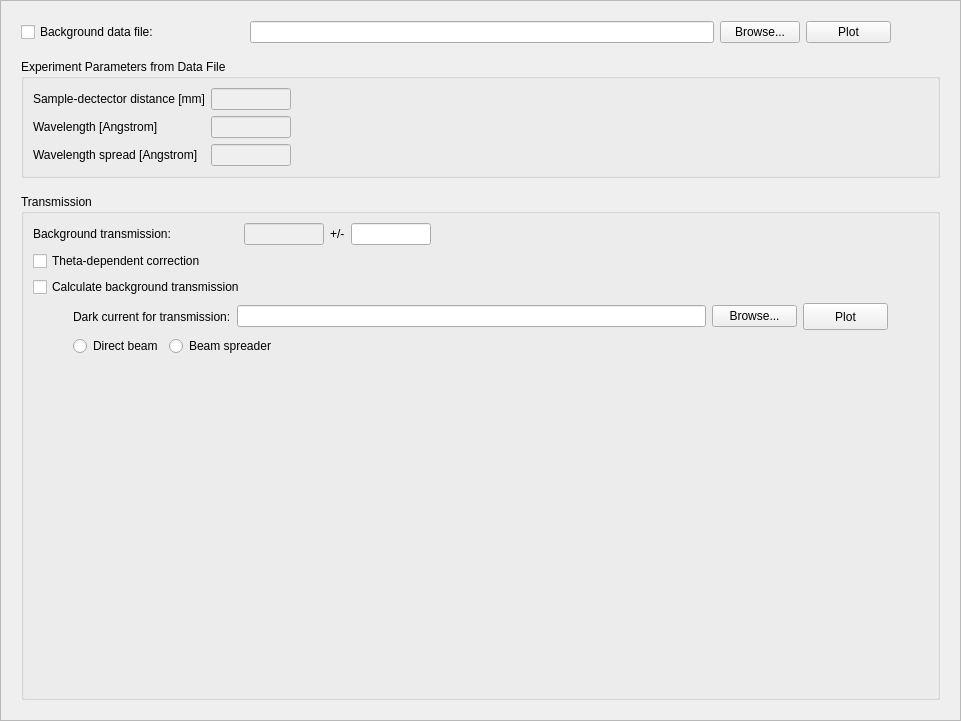
The window that Code/Mantid/scripts/Interface/ui/sans/hfir_background.ui (mantidproject/mantid) describes before a commit, drawn with Qt 5.
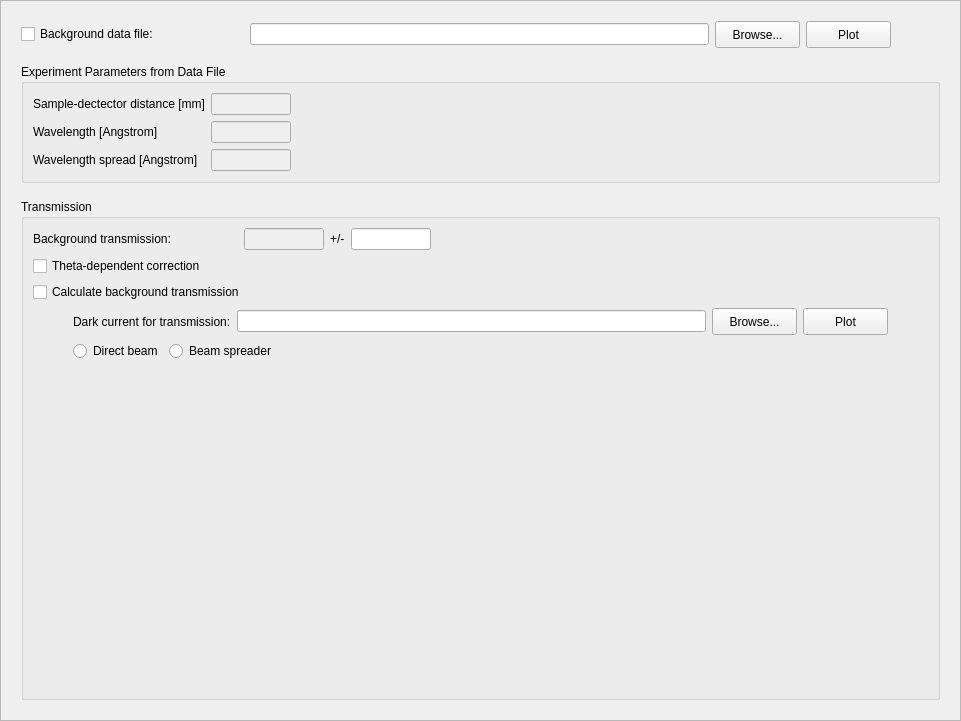
The same window after the commit.

Commit message: Making layout prettier for Windows. Re #1732

Diff of the .ui file:
```diff
--- a/Code/Mantid/scripts/Interface/ui/sans/hfir_background.ui
+++ b/Code/Mantid/scripts/Interface/ui/sans/hfir_background.ui
@@ -114,6 +114,18 @@
              <verstretch>0</verstretch>
             </sizepolicy>
            </property>
+           <property name="minimumSize">
+            <size>
+             <width>85</width>
+             <height>27</height>
+            </size>
+           </property>
+           <property name="maximumSize">
+            <size>
+             <width>85</width>
+             <height>27</height>
+            </size>
+           </property>
            <property name="toolTip">
             <string>Click to browse.</string>
            </property>
@@ -124,16 +136,22 @@
          </item>
          <item>
           <widget class="QPushButton" name="background_plot_button">
+           <property name="sizePolicy">
+            <sizepolicy hsizetype="Fixed" vsizetype="Fixed">
+             <horstretch>0</horstretch>
+             <verstretch>0</verstretch>
+            </sizepolicy>
+           </property>
            <property name="minimumSize">
             <size>
              <width>85</width>
-             <height>0</height>
+             <height>27</height>
             </size>
            </property>
            <property name="maximumSize">
             <size>
              <width>85</width>
-             <height>16777215</height>
+             <height>27</height>
             </size>
            </property>
            <property name="toolTip">
@@ -480,7 +498,7 @@
             <item>
              <widget class="QLabel" name="trans_dark_current_label">
               <property name="sizePolicy">
-               <sizepolicy hsizetype="Preferred" vsizetype="Fixed">
+               <sizepolicy hsizetype="Fixed" vsizetype="Fixed">
                 <horstretch>0</horstretch>
                 <verstretch>0</verstretch>
                </sizepolicy>
@@ -538,13 +556,13 @@
               <property name="minimumSize">
                <size>
                 <width>85</width>
-                <height>0</height>
+                <height>27</height>
                </size>
               </property>
               <property name="maximumSize">
                <size>
                 <width>85</width>
-                <height>16777215</height>
+                <height>27</height>
                </size>
               </property>
               <property name="toolTip">
@@ -557,6 +575,12 @@
             </item>
             <item>
              <widget class="QPushButton" name="trans_dark_current_plot_button">
+              <property name="sizePolicy">
+               <sizepolicy hsizetype="Fixed" vsizetype="Fixed">
+                <horstretch>0</horstretch>
+                <verstretch>0</verstretch>
+               </sizepolicy>
+              </property>
               <property name="minimumSize">
                <size>
                 <width>85</width>
@@ -566,7 +590,7 @@
               <property name="maximumSize">
                <size>
                 <width>85</width>
-                <height>16777215</height>
+                <height>27</height>
                </size>
               </property>
               <property name="toolTip">
```
The commit also changes 7 other files.
